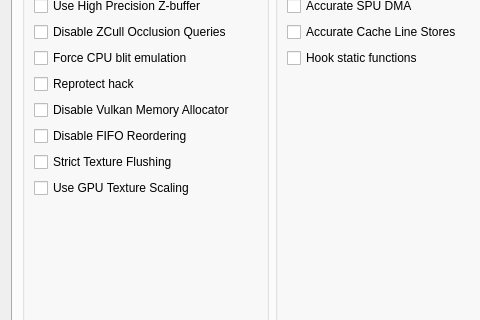
The window that rpcs3/rpcs3qt/settings_dialog.ui (Squwerl/rpcs3) describes before a commit, drawn with Qt 5; both pictures show x 0 to 480 and y 183 to 503 of the 796 by 729 pixel window.
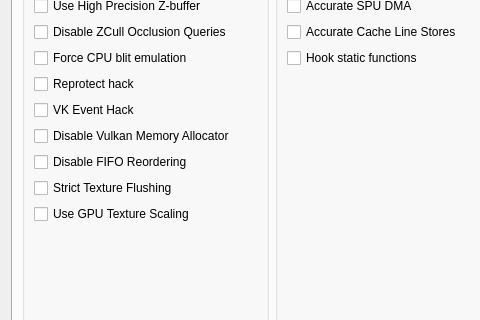
The same window after the commit. The open tabs and pages were chosen to show the change. Icons and pictures are not drawn.

Commit message:
VK Event Hack (Thanks to @Xcedf)
Known to improve performance where Write Color Buffer or Write Depth Buffer is used

Patch:
```diff
--- a/rpcs3/rpcs3qt/settings_dialog.ui
+++ b/rpcs3/rpcs3qt/settings_dialog.ui
@@ -3461,6 +3461,13 @@
               </property>
              </widget>
             </item>
+            <item>
+             <widget class="QCheckBox" name="vk_event_hack">
+              <property name="text">
+               <string>VK Event Hack</string>
+              </property>
+             </widget>
+            </item>
             <item>
              <widget class="QCheckBox" name="disableVulkanMemAllocator">
               <property name="text">
```
The commit also changes 5 other files.
